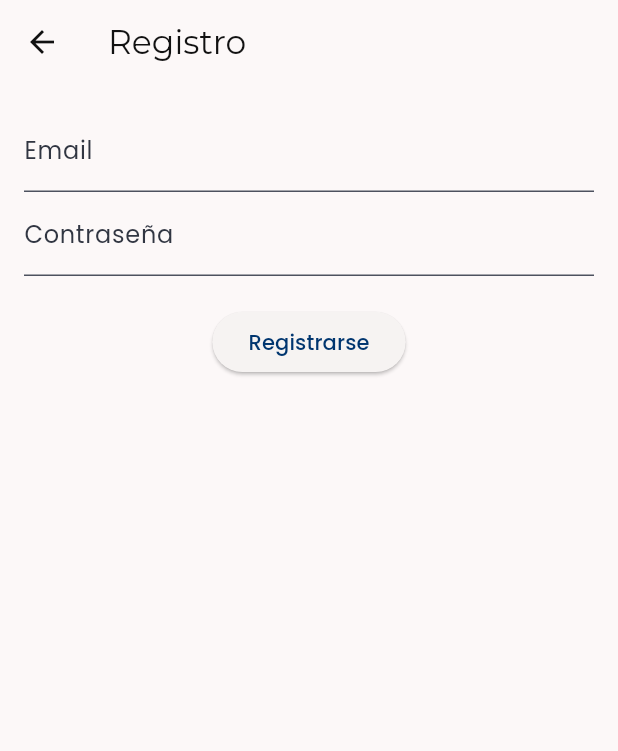
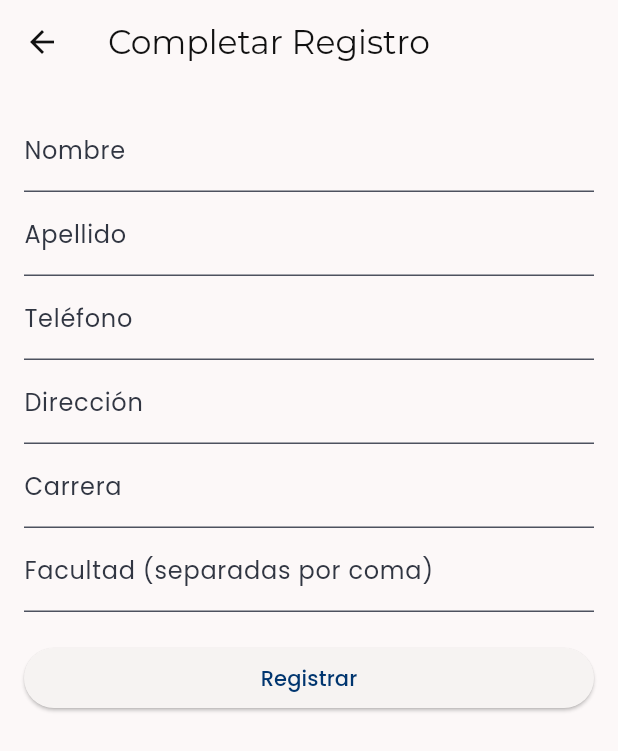
Before and after one commit to TheRaulH/GabiMaps, a Flutter app: the RegisterScreen screen opened by its route, on a phone screen of 412 x 824 dp. Shown: the top 751 px of the screen. Run offline on Flutter 3.47's test engine with Material 3 defaults, Android fonts, the phone set to English and light mode, and no system bars; our stand-ins replace cloud_firestore, firebase_auth, firebase_core, firebase_storage, flutter_map, flutter_riverpod and 6 more; missing offline and left inert: flutter_map_location_marker; accounts and stored records are empty.

Commit message:
feat: implement authentication flow with email and Google sign-in, including user registration and password reset functionality

```diff
--- a/lib/features/auth/ui/register_screen.dart
+++ b/lib/features/auth/ui/register_screen.dart
@@ -1,58 +1,128 @@
 import 'package:flutter/material.dart';
 import 'package:flutter_riverpod/flutter_riverpod.dart';
-import '../providers/auth_provider.dart';
-import '../../home/ui/home_screen.dart';
+import 'package:gabimaps/app/config/app_routes.dart';
+import 'package:gabimaps/features/user/data/user_model.dart';
+import 'package:gabimaps/features/auth/providers/auth_providers.dart';
+import 'package:gabimaps/features/user/providers/user_providers.dart';
 
-class RegisterScreen extends ConsumerWidget {
-  RegisterScreen({super.key});
-
-  final TextEditingController emailController = TextEditingController();
-  final TextEditingController passwordController = TextEditingController();
+class RegisterScreen extends ConsumerStatefulWidget {
+  const RegisterScreen({super.key});
 
   @override
-  Widget build(BuildContext context, WidgetRef ref) {
-    final auth = ref.read(authProvider.notifier);
+  ConsumerState<RegisterScreen> createState() => _RegisterScreenState();
+}
 
+class _RegisterScreenState extends ConsumerState<RegisterScreen> {
+  final _formKey = GlobalKey<FormState>();
+  String? _nombre, _apellido, _telefono, _direccion, _carrera;
+  List<String>? _facultad;
+  bool _loading = false;
+  String? _error;
+
+  Future<void> _submit() async {
+    final authUser = ref.read(authStateProvider).value;
+
+    if (!_formKey.currentState!.validate() || authUser == null) return;
+    _formKey.currentState!.save();
+
+    setState(() {
+      _loading = true;
+      _error = null;
+    });
+
+    final user = UserModel(
+      uid: authUser.uid,
+      email: authUser.email ?? '',
+      nombre: _nombre,
+      apellido: _apellido,
+      telefono: _telefono,
+      direccion: _direccion,
+      carrera: _carrera,
+      facultad: _facultad,
+      rol: 'usuario',
+      fechaRegistro: DateTime.now(),
+      photoURL: authUser.photoURL,
+    );
+
+    try {
+      await ref
+          .read(userOperationProvider(UserOperationType.createUser))
+          .execute(user: user);
+      if (mounted) Navigator.pushReplacementNamed(context, AppRoutes.mainapp);
+    } catch (e) {
+      setState(() => _error = e.toString());
+    } finally {
+      setState(() => _loading = false);
+    }
+  }
+
+  @override
+  Widget build(BuildContext context) {
     return Scaffold(
-      appBar: AppBar(title: const Text("Registro")),
+      appBar: AppBar(title: const Text("Completar Registro")),
       body: Padding(
         padding: const EdgeInsets.all(16.0),
-        child: Column(
+        child:
+            _loading
+                ? const Center(child: CircularProgressIndicator())
+                : Form(
+                  key: _formKey,
+                  child: ListView(
                     children: [
-            TextField(
-              controller: emailController,
-              decoration: const InputDecoration(labelText: "Email"),
+                      if (_error != null)
+                        Text(
+                          _error!,
+                          style: const TextStyle(color: Colors.red),
                         ),
-            TextField(
-              controller: passwordController,
-              decoration: const InputDecoration(labelText: "Contraseña"),
-              obscureText: true,
+                      TextFormField(
+                        decoration: const InputDecoration(labelText: "Nombre"),
+                        onSaved: (v) => _nombre = v,
+                        validator:
+                            (v) => v == null || v.isEmpty ? 'Requerido' : null,
+                      ),
+                      TextFormField(
+                        decoration: const InputDecoration(
+                          labelText: "Apellido",
+                        ),
+                        onSaved: (v) => _apellido = v,
+                      ),
+                      TextFormField(
+                        decoration: const InputDecoration(
+                          labelText: "Teléfono",
+                        ),
+                        keyboardType: TextInputType.phone,
+                        onSaved: (v) => _telefono = v,
+                      ),
+                      TextFormField(
+                        decoration: const InputDecoration(
+                          labelText: "Dirección",
+                        ),
+                        onSaved: (v) => _direccion = v,
+                      ),
+                      TextFormField(
+                        decoration: const InputDecoration(labelText: "Carrera"),
+                        onSaved: (v) => _carrera = v,
+                      ),
+                      TextFormField(
+                        decoration: const InputDecoration(
+                          labelText: "Facultad (separadas por coma)",
+                        ),
+                        onSaved:
+                            (v) =>
+                                _facultad =
+                                    v
+                                        ?.split(',')
+                                        .map((s) => s.trim())
+                                        .where((s) => s.isNotEmpty)
+                                        .toList(),
                       ),
                       const SizedBox(height: 20),
                       ElevatedButton(
-              onPressed: () async {
-                await auth.register(
-                  emailController.text,
-                  passwordController.text,
-                );
-
-                if (auth.state != null && context.mounted) {
-                  Navigator.pushReplacement(
-                    context,
-                    MaterialPageRoute(builder: (context) => const HomeScreen()),
-                  );
-                } else {
-                  // Opcional: Mostrar un mensaje de error si el registro falló
-                  ScaffoldMessenger.of(context).showSnackBar(
-                    const SnackBar(
-                      content: Text('Error al registrar el usuario.'),
-                    ),
-                  );
-                }
-              },
-              child: const Text("Registrarse"),
+                        onPressed: _submit,
+                        child: const Text("Registrar"),
                       ),
                     ],
+                  ),
                 ),
       ),
     );
```
Also changed, not shown: lib/features/auth/data/auth_repository.dart (added, +143 -0 lines), lib/features/auth/providers/auth_providers.dart (added, +70 -0 lines), lib/features/auth/ui/login_screen.dart (+107 -48 lines), lib/features/auth/ui/reset_password_screen.dart (added, +78 -0 lines). Lines whose indentation alone changed are shown as unchanged.
